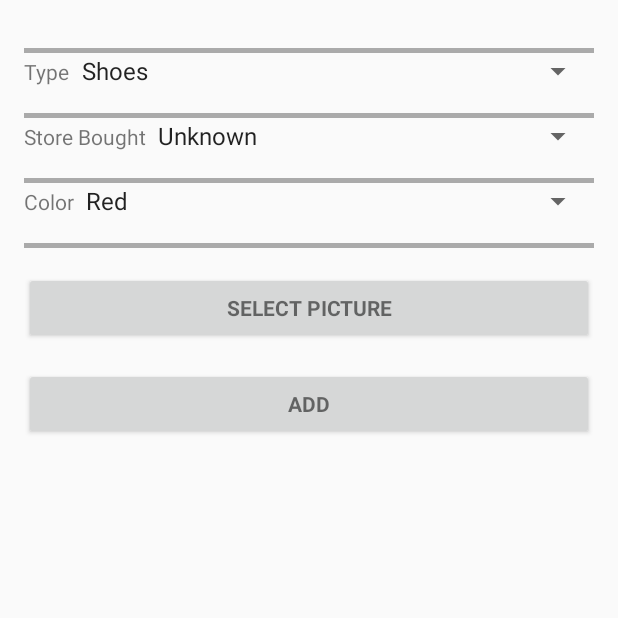
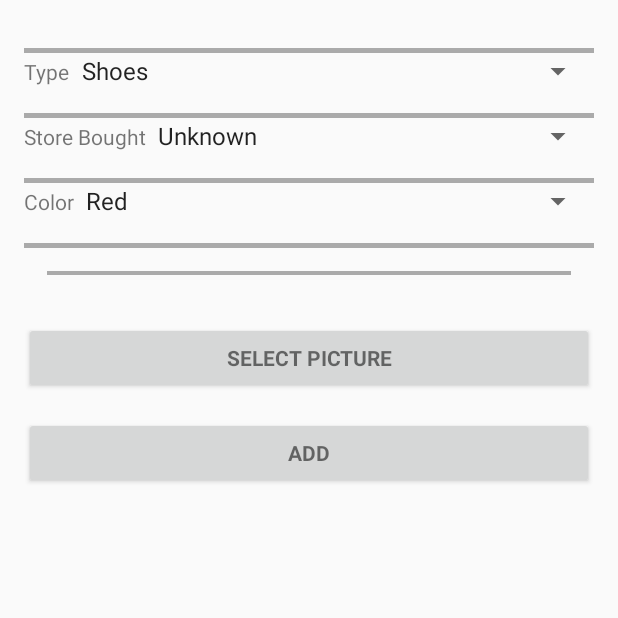
Before and after one commit to nrimal/MobileApps, an Android app: the Add_Closet_Item_Activity screen opened directly, with no data from a screen before it, on a phone screen of 412 x 824 dp, the top half of it. Run offline under Robolectric (Android 15) with nearby library versions, the phone set to English and light mode, and no system bars.

Commit message:
updated add closet item, can now select picture

```diff
--- a/MyApplication/app/src/main/java/edu/osu/myapplication/Add_Closet_Item_Activity.java
+++ b/MyApplication/app/src/main/java/edu/osu/myapplication/Add_Closet_Item_Activity.java
@@ -1,12 +1,17 @@
 package edu.osu.myapplication;
 
 import android.os.Bundle;
+import android.support.v4.app.Fragment;
+import android.support.v4.app.FragmentManager;
 import android.support.v7.app.AppCompatActivity;
+import android.util.Log;
+import android.view.LayoutInflater;
 import android.view.View;
 import java.util.ArrayList;
 import java.util.List;
 
 import android.view.View.OnClickListener;
+import android.view.ViewGroup;
 import android.widget.ArrayAdapter;
 import android.widget.Button;
 import android.widget.Spinner;
@@ -16,31 +21,53 @@ public class Add_Closet_Item_Activity extends AppCompatActivity {
     private Spinner spinner1, spinner2;
     private Button btnSubmit;
 
-    @Override
+    private static final String TAG = "Add_Closet_Item_Act";
+
     protected void onCreate(Bundle savedInstanceState) {
         super.onCreate(savedInstanceState);
-        setContentView(R.layout.activity_add_closet_item);
-
-        addListenerOnButton();
+        setContentView(R.layout.activity_closet);
+        FragmentManager manager = getSupportFragmentManager();
+        Fragment fragment = manager.findFragmentById(R.id.activity_closet_fragment);
+        if(fragment==null) {
+            fragment = new Add_Closet_Item_Fragment();
+            manager.beginTransaction()
+                    .add(R.id.activity_closet_fragment, fragment)
+                    .commit();
+        }
+        Log.d(TAG, "onCreate(Bundle) called");
     }
 
 
-        // get the selected dropdown list value
-        public void addListenerOnButton() {
 
-            spinner1 = (Spinner) findViewById(R.id.spinner1);
-            spinner2 = (Spinner) findViewById(R.id.spinner2);
-            btnSubmit = (Button) findViewById(R.id.btnSubmit);
+    @Override
+    public void onStart(){
+        super.onStart();
+        Log.d(TAG,"onStart() called");
+    }
 
-            btnSubmit.setOnClickListener(new OnClickListener() {
+    @Override
+    public void onResume(){
+        super.onResume();
+        Log.d(TAG,"onResume() called");
+    }
 
-                @Override
-                public void onClick(View v) {
+    @Override
+    public void onPause(){
+        super.onPause();
+        Log.d(TAG,"onPause() called");
+    }
 
-                }
+    @Override
+    public void onStop(){
+        super.onStop();
+        Log.d(TAG,"onStop() called");
+    }
 
-            });
-        }
+    @Override
+    public void onDestroy(){
+        super.onDestroy();
+        Log.d(TAG,"onDestroy() called");
+    }
 
 
 
--- /dev/null
+++ b/MyApplication/app/src/main/java/edu/osu/myapplication/Add_Closet_Item_Fragment.java
@@ -0,0 +1,117 @@
+package edu.osu.myapplication;
+
+
+import android.app.Activity;
+import android.content.ContentResolver;
+import android.content.Intent;
+import android.graphics.Bitmap;
+import android.net.Uri;
+import android.os.Bundle;
+import android.provider.MediaStore;
+import android.support.v4.app.Fragment;
+import android.util.Log;
+import android.view.KeyEvent;
+import android.view.LayoutInflater;
+import android.view.View;
+import android.view.ViewGroup;
+import android.view.inputmethod.EditorInfo;
+import android.widget.AdapterView;
+import android.widget.Button;
+import android.widget.ImageView;
+import android.widget.Spinner;
+import android.widget.TextView;
+
+import java.io.FileNotFoundException;
+import java.io.IOException;
+
+
+public class Add_Closet_Item_Fragment extends Fragment implements View.OnClickListener {
+
+    private static final String TAG = "Closet_Add_Frag_Activ";
+
+    private Spinner spinner1, spinner2,spinner3;
+    private Button btnSubmit,addPhoto;
+    private ImageView picture;
+    private Uri selectedImage;
+    private String[] spinnerValues;
+
+    public static final int GET_FROM_GALLERY = 3;
+
+    @Override
+    public View onCreateView(LayoutInflater inflater, ViewGroup container, Bundle savedInstanceState) {
+        // Set up the login form.
+        Log.d(TAG, this + ": onCreateView()");
+        View v =  inflater.inflate(R.layout.activity_add_closet_item, container, false);
+
+
+        spinner1 = (Spinner) v.findViewById(R.id.spinner1);
+        spinner2 = (Spinner) v.findViewById(R.id.spinner2);
+        spinner3 = (Spinner) v.findViewById(R.id.spinner3);
+        btnSubmit = (Button) v.findViewById(R.id.btnSubmit);
+        addPhoto = (Button) v.findViewById(R.id.btnAddPicture);
+        picture = (ImageView) v.findViewById(R.id.closet_item_image) ;
+
+        spinnerValues=new String[]{"Shoes","Unknown","Red"};
+
+        btnSubmit.setOnClickListener(this);
+        addPhoto.setOnClickListener(this);
+
+        return v;
+    }
+
+    @Override
+    public void onCreate(Bundle savedInstanceState)
+    {
+        super.onCreate(savedInstanceState);
+        Log.d(TAG, this + ": onCreate()");
+//        setRetainInstance(true);
+    }
+
+    @Override
+    public void onClick(View v) {
+        switch(v.getId()){
+            case R.id.btnSubmit:
+                Log.d(TAG,"button clicked : submit");
+                Log.d(TAG,"type : " +spinner1.getSelectedItem().toString());
+                Log.d(TAG,"store : " +spinner2.getSelectedItem().toString() );
+                Log.d(TAG,"color : "+spinner3.getSelectedItem().toString() );
+                Log.d(TAG,"image : "+selectedImage );
+
+                //send to firebase
+
+                break;
+            case R.id.btnAddPicture:
+                Log.d(TAG,"button clicked "+v);
+
+                Intent ImageGet = new Intent(Intent.ACTION_PICK, android.provider.MediaStore.Images.Media.INTERNAL_CONTENT_URI);
+                //startActivity(newUser);
+
+                startActivityForResult(ImageGet, GET_FROM_GALLERY);
+
+                break;
+        }
+    }
+
+    @Override
+    public void onActivityResult(int requestCode, int resultCode, Intent data) {
+        super.onActivityResult(requestCode, resultCode, data);
+
+        //Detects request codes
+        if(requestCode==GET_FROM_GALLERY && resultCode == Activity.RESULT_OK) {
+            selectedImage = data.getData();
+            Bitmap bitmap = null;
+            try {
+                bitmap = MediaStore.Images.Media.getBitmap(this.getActivity().getContentResolver(), selectedImage);
+                picture.setImageBitmap(bitmap);
+            } catch (FileNotFoundException e) {
+                // TODO Auto-generated catch block
+                e.printStackTrace();
+            } catch (IOException e) {
+                // TODO Auto-generated catch block
+                e.printStackTrace();
+            }
+        }
+    }
+
+
+}
--- a/MyApplication/app/src/main/res/layout/activity_add_closet_item.xml
+++ b/MyApplication/app/src/main/res/layout/activity_add_closet_item.xml
@@ -117,10 +117,16 @@
 
             <ImageView
                 android:id="@+id/closet_item_image"
-                android:layout_width="wrap_content"
-                android:layout_height="match_parent"
+                android:layout_width="match_parent"
+                android:layout_height="wrap_content"
+                android:layout_gravity="fill_horizontal"
+                android:layout_margin="15dp"
+                android:layout_marginLeft="30dp"
+                android:layout_marginRight="30dp"
+                android:background="@android:color/darker_gray"
                 android:contentDescription="@string/closet_item_add"
-                />
+                android:padding="1dp"
+                android:scaleType="center" />
 
             <Button
                 style="?android:textAppearanceSmall"
@@ -130,12 +136,13 @@
                 android:layout_marginTop="16dp"
                 android:text="@string/closet_item_picture"
                 android:textStyle="bold" />
+
             <Button
+                android:id="@+id/btnSubmit"
                 style="?android:textAppearanceSmall"
-                android:id="@+id/btnSubmit"
                 android:layout_width="match_parent"
                 android:layout_height="wrap_content"
-                android:layout_marginTop="16dp"
+                android:layout_marginTop="15dp"
                 android:text="@string/closet_item_add"
                 android:textStyle="bold" />
         </LinearLayout>
```
